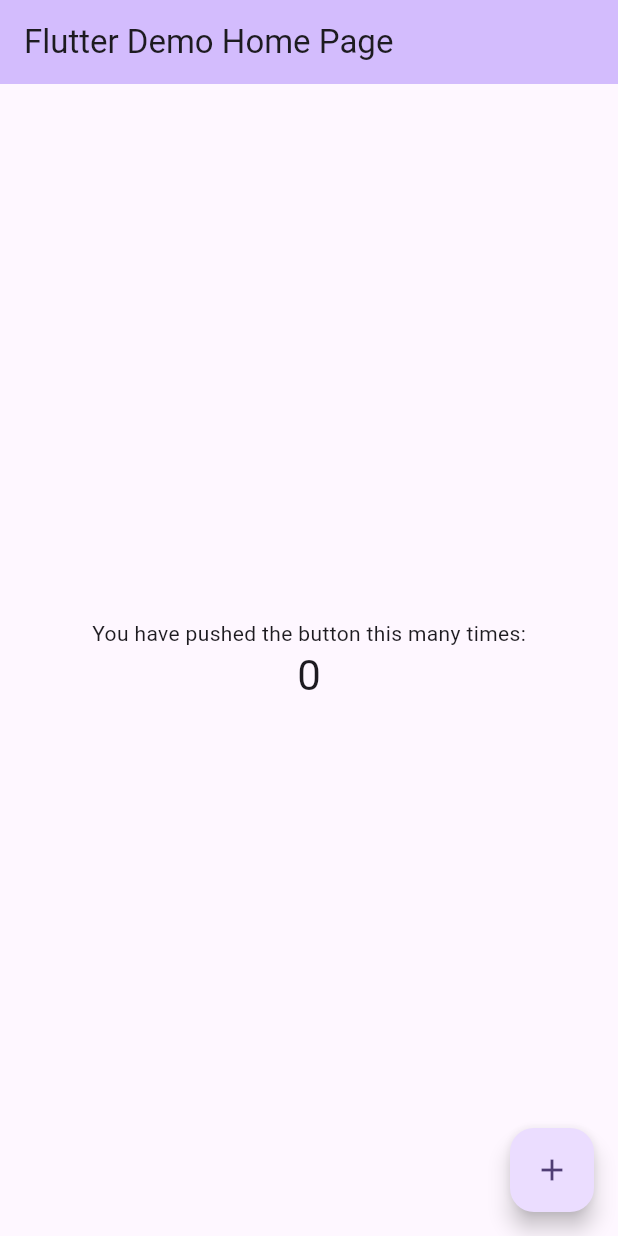
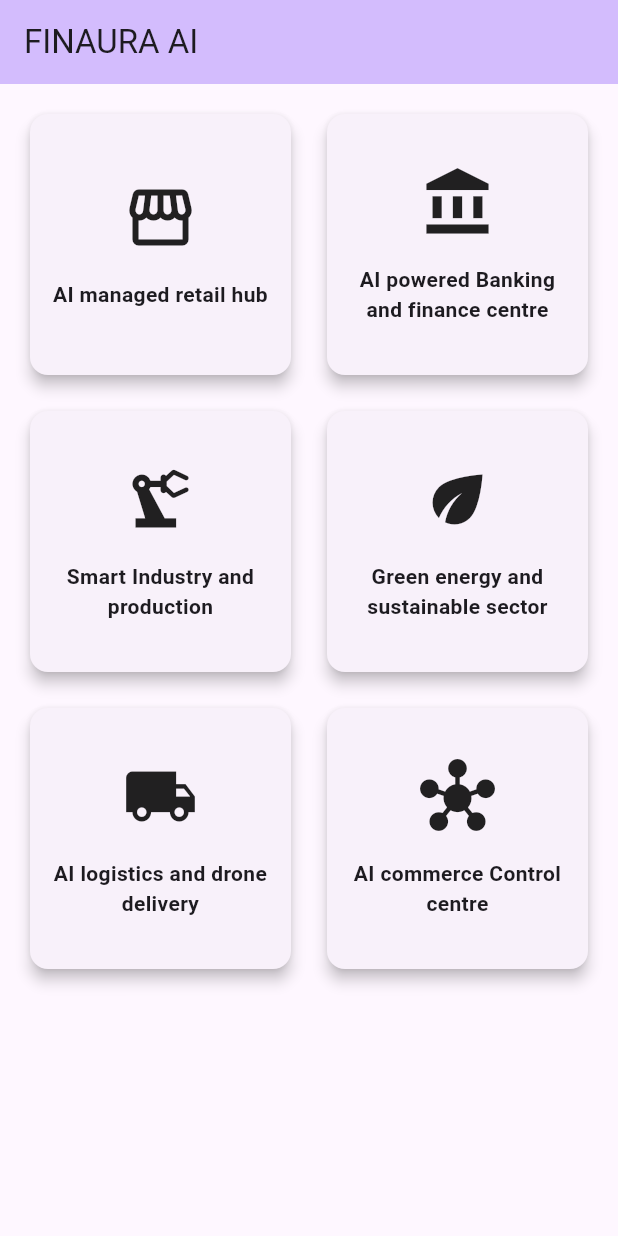
Before and after one commit to could-ai/019a4e94-3775-7ace-b7f5-eba330d6b78b, a Flutter app: the screen it shows after launch, on a phone screen of 412 x 824 dp. Run offline on Flutter 3.47's test engine with Material 3 defaults, Android fonts, the phone set to English and light mode, and no system bars.

Commit message:
Updated the project name to 'finaura_ai' and the description to 'FINAURA AI application.' to match the user's request for the app's identity.; Changed the HTML title and the apple-mobile-web-app-title to 'FINAURA AI' to ensure the app's name is correctly displayed in web browsers and on iOS home screens.; Replaced the default template with a new application structure for 'FINAURA AI'. This includes a home page with a grid view displaying six AI-powered sections and a detail page for each section. The detail page features placeholders for a section-specific chatbot, work-related information, and a real-time progress indicator, setting up the core navigation and UI framework as requested. I also improved the chatbot UI for a better user experience.

```diff
--- a/usr/lib/main.dart
+++ b/usr/lib/main.dart
@@ -1,120 +1,218 @@
 import 'package:flutter/material.dart';
 
 void main() {
-  runApp(const MyApp());
+  runApp(const FinauraAiApp());
 }
 
-class MyApp extends StatelessWidget {
-  const MyApp({super.key});
+class FinauraAiApp extends StatelessWidget {
+  const FinauraAiApp({super.key});
 
-  // This widget is the root of your application.
   @override
   Widget build(BuildContext context) {
     return MaterialApp(
-      title: 'Flutter Demo',
+      title: 'FINAURA AI',
       debugShowCheckedModeBanner: false,
       theme: ThemeData(
-        // This is the theme of your application.
-        //
-        // TRY THIS: Try running your application with "flutter run". You'll see
-        // the application has a purple toolbar. Then, without quitting the app,
-        // try changing the seedColor in the colorScheme below to Colors.green
-        // and then invoke "hot reload" (save your changes or press the "hot
-        // reload" button in a Flutter-supported IDE, or press "r" if you used
-        // the command line to start the app).
-        //
-        // Notice that the counter didn't reset back to zero; the application
-        // state is not lost during the reload. To reset the state, use hot
-        // restart instead.
-        //
-        // This works for code too, not just values: Most code changes can be
-        // tested with just a hot reload.
         colorScheme: ColorScheme.fromSeed(seedColor: Colors.deepPurple),
+        useMaterial3: true,
       ),
-      home: const MyHomePage(title: 'Flutter Demo Home Page'),
+      home: const HomePage(),
     );
   }
 }
 
-class MyHomePage extends StatefulWidget {
-  const MyHomePage({super.key, required this.title});
+class HomePage extends StatelessWidget {
+  const HomePage({super.key});
 
-  // This widget is the home page of your application. It is stateful, meaning
-  // that it has a State object (defined below) that contains fields that affect
-  // how it looks.
+  @override
+  Widget build(BuildContext context) {
+    final List<Map<String, dynamic>> sections = [
+      {
+        'title': 'AI managed retail hub',
+        'icon': Icons.storefront,
+      },
+      {
+        'title': 'AI powered Banking and finance centre',
+        'icon': Icons.account_balance,
+      },
+      {
+        'title': 'Smart Industry and production',
+        'icon': Icons.precision_manufacturing,
+      },
+      {
+        'title': 'Green energy and sustainable sector',
+        'icon': Icons.eco,
+      },
+      {
+        'title': 'AI logistics and drone delivery',
+        'icon': Icons.local_shipping,
+      },
+      {
+        'title': 'AI commerce Control centre',
+        'icon': Icons.hub,
+      },
+    ];
 
-  // This class is the configuration for the state. It holds the values (in this
-  // case the title) provided by the parent (in this case the App widget) and
-  // used by the build method of the State. Fields in a Widget subclass are
-  // always marked "final".
+    return Scaffold(
+      appBar: AppBar(
+        title: const Text('FINAURA AI'),
+        backgroundColor: Theme.of(context).colorScheme.inversePrimary,
+      ),
+      body: GridView.builder(
+        padding: const EdgeInsets.all(16.0),
+        gridDelegate: const SliverGridDelegateWithFixedCrossAxisCount(
+          crossAxisCount: 2,
+          crossAxisSpacing: 16.0,
+          mainAxisSpacing: 16.0,
+          childAspectRatio: 1.0,
+        ),
+        itemCount: sections.length,
+        itemBuilder: (context, index) {
+          final section = sections[index];
+          return Card(
+            elevation: 4.0,
+            child: InkWell(
+              onTap: () {
+                Navigator.push(
+                  context,
+                  MaterialPageRoute(
+                    builder: (context) => SectionDetailPage(title: section['title']),
+                  ),
+                );
+              },
+              child: Column(
+                mainAxisAlignment: MainAxisAlignment.center,
+                children: [
+                  Icon(section['icon'] as IconData, size: 50.0),
+                  const SizedBox(height: 16.0),
+                  Padding(
+                    padding: const EdgeInsets.symmetric(horizontal: 8.0),
+                    child: Text(
+                      section['title'],
+                      textAlign: TextAlign.center,
+                      style: const TextStyle(fontWeight: FontWeight.bold),
+                    ),
+                  ),
+                ],
+              ),
+            ),
+          );
+        },
+      ),
+    );
+  }
+}
 
+class SectionDetailPage extends StatefulWidget {
   final String title;
 
+  const SectionDetailPage({super.key, required this.title});
+
   @override
-  State<MyHomePage> createState() => _MyHomePageState();
+  State<SectionDetailPage> createState() => _SectionDetailPageState();
 }
 
-class _MyHomePageState extends State<MyHomePage> {
-  int _counter = 0;
+class _SectionDetailPageState extends State<SectionDetailPage> {
+  final TextEditingController _chatController = TextEditingController();
+  final List<Map<String, String>> _messages = [];
 
-  void _incrementCounter() {
+  void _handleSubmitted(String text) {
+    if (text.isEmpty) return;
+    _chatController.clear();
     setState(() {
-      // This call to setState tells the Flutter framework that something has
-      // changed in this State, which causes it to rerun the build method below
-      // so that the display can reflect the updated values. If we changed
-      // _counter without calling setState(), then the build method would not be
-      // called again, and so nothing would appear to happen.
-      _counter++;
+      _messages.insert(0, {'sender': 'user', 'text': text});
+      // Simple bot reply
+      _messages.insert(0, {'sender': 'bot', 'text': "I am a bot for ${widget.title}. You said: '$text'"});
     });
+  }
+
+  Widget _buildChatbot() {
+    return Column(
+      children: [
+        Expanded(
+          child: ListView.builder(
+            reverse: true,
+            padding: const EdgeInsets.all(8.0),
+            itemCount: _messages.length,
+            itemBuilder: (context, index) {
+              final message = _messages[index];
+              final isUser = message['sender'] == 'user';
+              return Align(
+                alignment: isUser ? Alignment.centerRight : Alignment.centerLeft,
+                child: Container(
+                  margin: const EdgeInsets.symmetric(vertical: 4.0),
+                  padding: const EdgeInsets.all(12.0),
+                  decoration: BoxDecoration(
+                    color: isUser ? Colors.blue[100] : Colors.grey[200],
+                    borderRadius: BorderRadius.circular(16.0),
+                  ),
+                  child: Text(message['text']!),
+                ),
+              );
+            },
+          ),
+        ),
+        const Divider(height: 1.0),
+        Container(
+          padding: const EdgeInsets.symmetric(horizontal: 8.0),
+          child: Row(
+            children: [
+              Expanded(
+                child: TextField(
+                  controller: _chatController,
+                  onSubmitted: _handleSubmitted,
+                  decoration: const InputDecoration.collapsed(
+                    hintText: 'Send a message...',
+                  ),
+                ),
+              ),
+              IconButton(
+                icon: const Icon(Icons.send),
+                onPressed: () => _handleSubmitted(_chatController.text),
+              ),
+            ],
+          ),
+        ),
+      ],
+    );
   }
 
   @override
   Widget build(BuildContext context) {
-    // This method is rerun every time setState is called, for instance as done
-    // by the _incrementCounter method above.
-    //
-    // The Flutter framework has been optimized to make rerunning build methods
-    // fast, so that you can just rebuild anything that needs updating rather
-    // than having to individually change instances of widgets.
     return Scaffold(
       appBar: AppBar(
-        // TRY THIS: Try changing the color here to a specific color (to
-        // Colors.amber, perhaps?) and trigger a hot reload to see the AppBar
-        // change color while the other colors stay the same.
+        title: Text(widget.title),
         backgroundColor: Theme.of(context).colorScheme.inversePrimary,
-        // Here we take the value from the MyHomePage object that was created by
-        // the App.build method, and use it to set our appbar title.
-        title: Text(widget.title),
       ),
-      body: Center(
-        // Center is a layout widget. It takes a single child and positions it
-        // in the middle of the parent.
+      body: Padding(
+        padding: const EdgeInsets.all(16.0),
         child: Column(
-          // Column is also a layout widget. It takes a list of children and
-          // arranges them vertically. By default, it sizes itself to fit its
-          // children horizontally, and tries to be as tall as its parent.
-          //
-          // Column has various properties to control how it sizes itself and
-          // how it positions its children. Here we use mainAxisAlignment to
-          // center the children vertically; the main axis here is the vertical
-          // axis because Columns are vertical (the cross axis would be
-          // horizontal).
-          //
-          // TRY THIS: Invoke "debug painting" (choose the "Toggle Debug Paint"
-          // action in the IDE, or press "p" in the console), to see the
-          // wireframe for each widget.
-          mainAxisAlignment: MainAxisAlignment.center,
-          children: <Widget>[
-            const Text('You have pushed the button this many times:'),
-            Text('$_counter', style: Theme.of(context).textTheme.headlineMedium),
+          crossAxisAlignment: CrossAxisAlignment.start,
+          children: [
+            Text('Work Related to ${widget.title}', style: Theme.of(context).textTheme.headlineSmall),
+            const SizedBox(height: 8.0),
+            const Text('Here you can find details about the ongoing projects and tasks related to this section.'),
+            const SizedBox(height: 24.0),
+            Text('Real-time Progress', style: Theme.of(context).textTheme.headlineSmall),
+            const SizedBox(height: 8.0),
+            const LinearProgressIndicator(value: 0.65),
+            const SizedBox(height: 8.0),
+            const Text('Overall Progress: 65%'),
+            const SizedBox(height: 24.0),
+            Text('AI Chatbot', style: Theme.of(context).textTheme.headlineSmall),
+            const SizedBox(height: 8.0),
+            Expanded(
+              child: Container(
+                decoration: BoxDecoration(
+                  border: Border.all(color: Colors.grey.shade300),
+                  borderRadius: BorderRadius.circular(12.0),
+                ),
+                child: _buildChatbot(),
+              ),
+            ),
           ],
         ),
       ),
-      floatingActionButton: FloatingActionButton(
-        onPressed: _incrementCounter,
-        tooltip: 'Increment',
-        child: const Icon(Icons.add),
-      ), // This trailing comma makes auto-formatting nicer for build methods.
     );
   }
 }
--- a/usr/pubspec.yaml
+++ b/usr/pubspec.yaml
@@ -1,5 +1,5 @@
-name: couldai_user_app
-description: "A new Flutter project."
+name: finaura_ai
+description: "FINAURA AI application."
 # The following line prevents the package from being accidentally published to
 # pub.dev using `flutter pub publish`. This is preferred for private packages.
 publish_to: 'none' # Remove this line if you wish to publish to pub.dev
```
Also changed, not shown: 1 other file.
